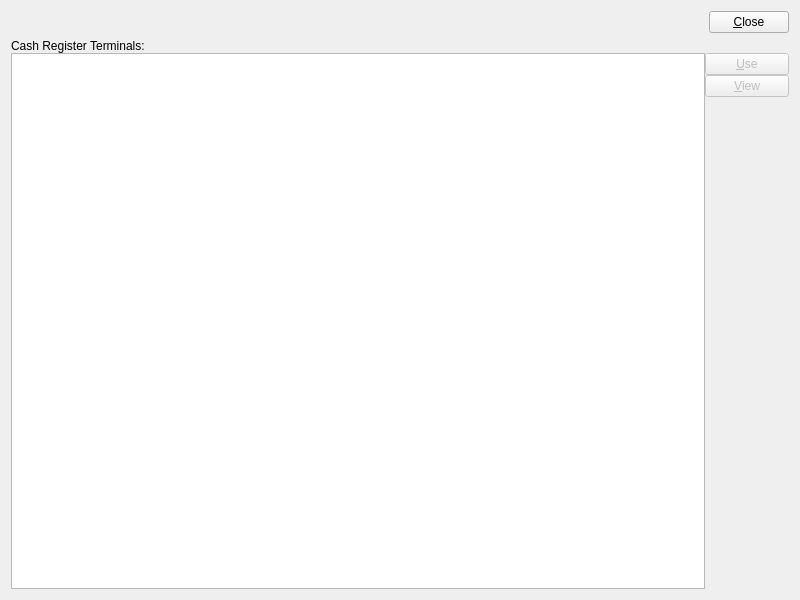
The window that xtpos/trunk/resources/client/uiforms/cashRegisters.ui (WooodHead/xtuple) describes before a commit, drawn with Qt 5.
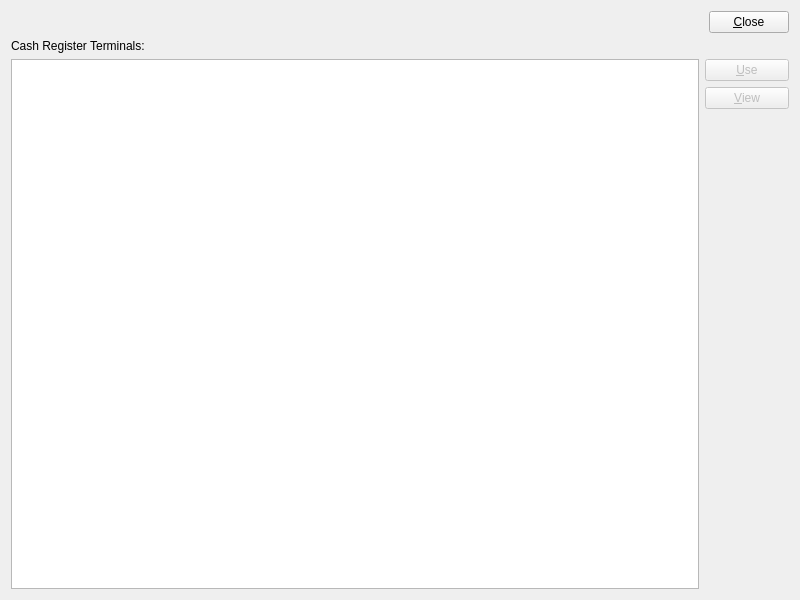
The same window after the commit. Custom widgets are drawn as their Qt base class.

Patch:
```diff
--- a/xtpos/trunk/resources/client/uiforms/cashRegisters.ui
+++ b/xtpos/trunk/resources/client/uiforms/cashRegisters.ui
@@ -43,9 +43,6 @@
    </item>
    <item row="1" column="0">
     <layout class="QVBoxLayout">
-     <property name="spacing">
-      <number>0</number>
-     </property>
      <item>
       <widget class="QLabel" name="_terminalsLit">
        <property name="text">
@@ -60,9 +57,6 @@
          <property name="editTriggers">
           <set>QAbstractItemView::NoEditTriggers</set>
          </property>
-         <property name="alternatingRowColors">
-          <bool>false</bool>
-         </property>
          <property name="schemaName">
           <string>xtpos</string>
          </property>
@@ -75,9 +69,6 @@
         <layout class="QVBoxLayout">
          <item>
           <layout class="QVBoxLayout">
-           <property name="spacing">
-            <number>0</number>
-           </property>
            <item>
             <widget class="QPushButton" name="_use">
              <property name="enabled">
```
